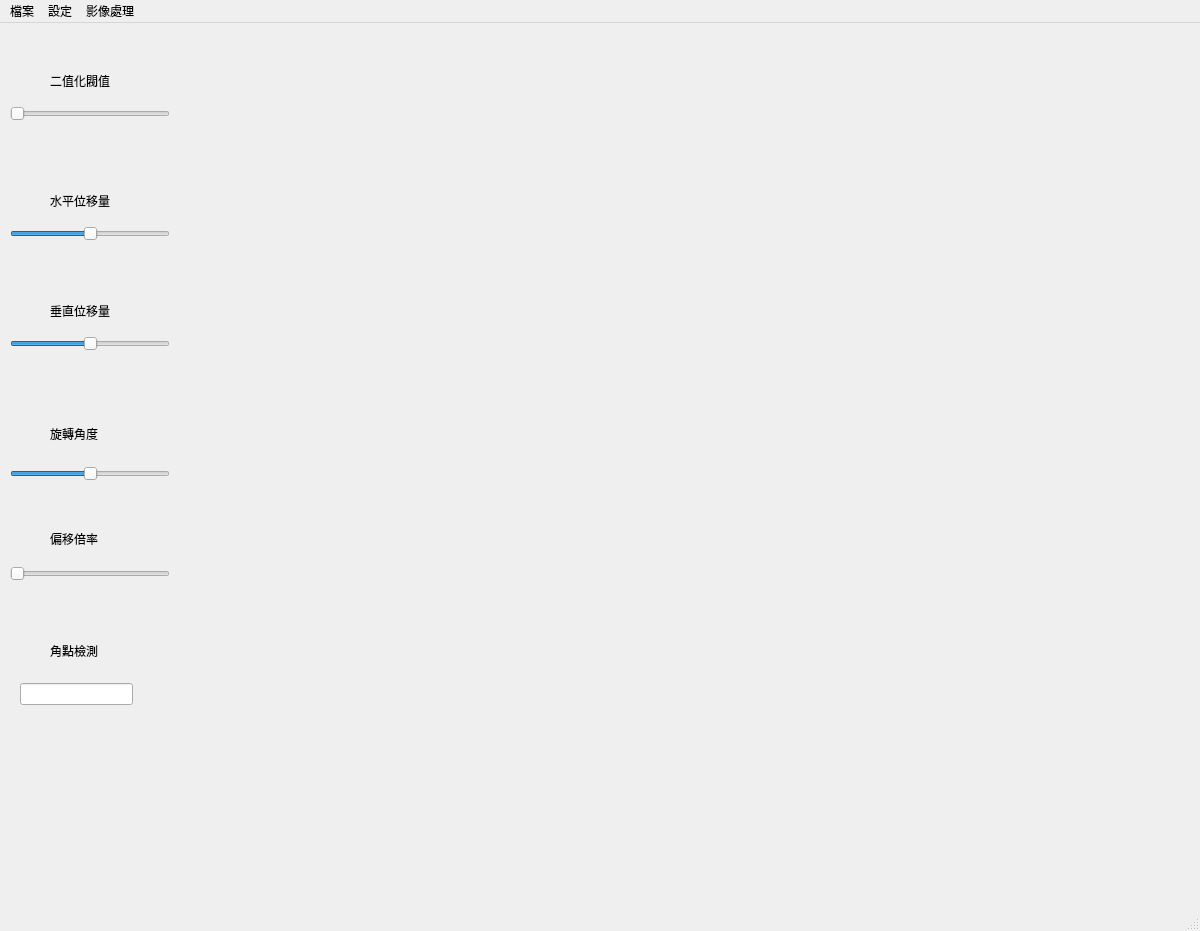
The window that 三下/數位影像/ui2.ui (Andy-0105/image_processing) describes before a commit, drawn with Qt 5.
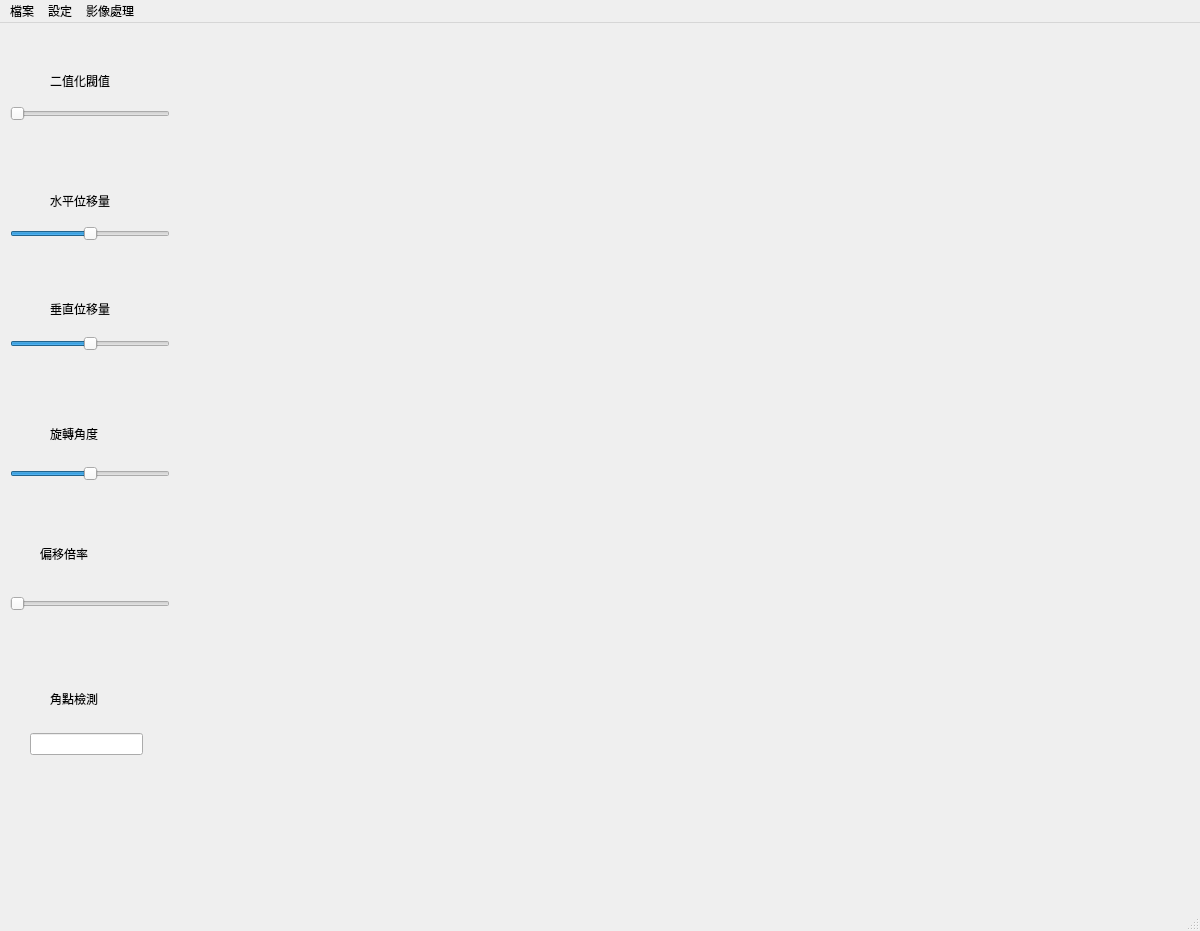
The same window after the commit.

Patch:
```diff
--- a/三下/數位影像/ui2.ui
+++ b/三下/數位影像/ui2.ui
@@ -17,8 +17,8 @@
    <widget class="QLabel" name="image_label">
     <property name="geometry">
      <rect>
-      <x>190</x>
-      <y>80</y>
+      <x>240</x>
+      <y>160</y>
       <width>720</width>
       <height>480</height>
      </rect>
@@ -46,10 +46,10 @@
    <widget class="QLabel" name="label">
     <property name="geometry">
      <rect>
-      <x>50</x>
+      <x>20</x>
       <y>120</y>
-      <width>111</width>
-      <height>20</height>
+      <width>141</width>
+      <height>31</height>
      </rect>
     </property>
     <property name="text">
@@ -61,8 +61,8 @@
      <rect>
       <x>190</x>
       <y>20</y>
-      <width>341</width>
-      <height>51</height>
+      <width>471</width>
+      <height>81</height>
      </rect>
     </property>
     <property name="text">
@@ -74,7 +74,7 @@
      <rect>
       <x>50</x>
       <y>50</y>
-      <width>71</width>
+      <width>111</width>
       <height>16</height>
      </rect>
     </property>
@@ -87,7 +87,7 @@
      <rect>
       <x>50</x>
       <y>170</y>
-      <width>61</width>
+      <width>111</width>
       <height>16</height>
      </rect>
     </property>
@@ -118,9 +118,9 @@
     <property name="geometry">
      <rect>
       <x>50</x>
-      <y>280</y>
-      <width>61</width>
-      <height>16</height>
+      <y>275</y>
+      <width>111</width>
+      <height>21</height>
      </rect>
     </property>
     <property name="text">
@@ -149,10 +149,10 @@
    <widget class="QLabel" name="horizontal_label">
     <property name="geometry">
      <rect>
-      <x>50</x>
+      <x>30</x>
       <y>230</y>
-      <width>61</width>
-      <height>21</height>
+      <width>101</width>
+      <height>31</height>
      </rect>
     </property>
     <property name="text">
@@ -162,10 +162,10 @@
    <widget class="QLabel" name="Vertical_label">
     <property name="geometry">
      <rect>
-      <x>50</x>
+      <x>40</x>
       <y>350</y>
-      <width>61</width>
-      <height>21</height>
+      <width>91</width>
+      <height>31</height>
      </rect>
     </property>
     <property name="text">
@@ -177,7 +177,7 @@
      <rect>
       <x>50</x>
       <y>400</y>
-      <width>71</width>
+      <width>101</width>
       <height>21</height>
      </rect>
     </property>
@@ -212,8 +212,8 @@
      <rect>
       <x>50</x>
       <y>470</y>
-      <width>51</width>
-      <height>16</height>
+      <width>91</width>
+      <height>31</height>
      </rect>
     </property>
     <property name="text">
@@ -223,10 +223,10 @@
    <widget class="QLabel" name="label_6">
     <property name="geometry">
      <rect>
-      <x>50</x>
-      <y>500</y>
-      <width>81</width>
-      <height>31</height>
+      <x>40</x>
+      <y>510</y>
+      <width>91</width>
+      <height>41</height>
      </rect>
     </property>
     <property name="text">
@@ -237,7 +237,7 @@
     <property name="geometry">
      <rect>
       <x>10</x>
-      <y>540</y>
+      <y>570</y>
       <width>160</width>
       <height>22</height>
      </rect>
@@ -253,9 +253,9 @@
     <property name="geometry">
      <rect>
       <x>50</x>
-      <y>580</y>
-      <width>47</width>
-      <height>12</height>
+      <y>600</y>
+      <width>81</width>
+      <height>31</height>
      </rect>
     </property>
     <property name="text">
@@ -266,9 +266,9 @@
     <property name="geometry">
      <rect>
       <x>50</x>
-      <y>620</y>
-      <width>71</width>
-      <height>16</height>
+      <y>660</y>
+      <width>91</width>
+      <height>31</height>
      </rect>
     </property>
     <property name="text">
@@ -278,8 +278,8 @@
    <widget class="QLineEdit" name="cornerharris_lineEdit">
     <property name="geometry">
      <rect>
-      <x>20</x>
-      <y>660</y>
+      <x>30</x>
+      <y>710</y>
       <width>113</width>
       <height>22</height>
      </rect>
```
Left out of the diff: 2 changed lines with no effect on the pictures.
